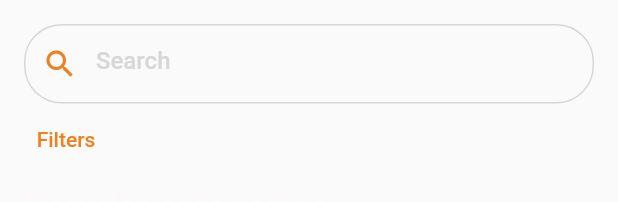
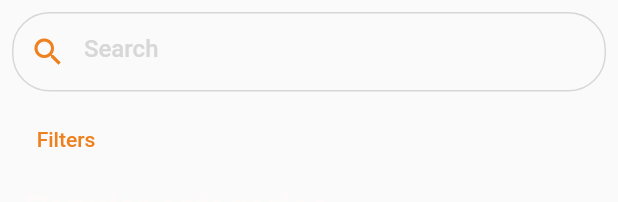
Before and after one commit to Davaeth/Zero-Waste-Cookbook, a Flutter app: the SearchPage widget shown alone on an empty page, opened directly, on a phone screen of 412 x 824 dp. Shown: the top 202 px of the screen. Run offline on Flutter 3.47's test engine with Material 2 defaults, Android fonts, the phone set to English and light mode, and no system bars; our stand-ins replace flare_flutter.

```diff
--- a/lib/pages/filter_buttons.dart
+++ b/lib/pages/search/filter_buttons.dart
@@ -1,5 +1,4 @@
 import 'package:flutter/material.dart';
-import 'package:template_name/shared/colors/default_colors.dart';
 import 'package:template_name/shared/page_resolvers/positioning.dart';
 
 Padding buildFilterButton(String text) =>
--- /dev/null
+++ b/lib/pages/search/search_page.dart
@@ -0,0 +1,35 @@
+import 'package:flutter/material.dart';
+import 'package:template_name/shared/colors/default_colors.dart';
+import 'package:template_name/pages/search/search_filters.dart';
+import 'package:template_name/pages/search/popular_categories_cards.dart';
+import 'package:template_name/pages/search/search_widget.dart';
+import 'package:template_name/shared/page_resolvers/navigator.dart';
+
+class SearchPage extends StatelessWidget {
+  @override
+  Widget build(BuildContext context) => ListView(children: [
+        Column(crossAxisAlignment: CrossAxisAlignment.start,
+        children: <Widget>[
+           searchWidget(),
+            Padding(
+              padding: const EdgeInsets.all(0.0),
+              child: MaterialButton(
+                    child: Text('Filters'),
+                    textColor: DefaultColors.iconColor,
+                    onPressed: (){
+                      navigateToPageByNumber(3, context);},
+                  ),
+            ),
+            Padding(
+              padding: const EdgeInsets.fromLTRB(16.0, 8.0,16.0,8.0),
+              child:
+              Text(
+                'Popular categories',
+                style: TextStyle(
+                  fontSize: 24.0, color: DefaultColors.textColor),
+              ),
+            ),
+          buildFullCardPopularRow(['Fast food','Borgers'], [Image.asset('assets/images/borger.jpg'),Image.asset('assets/images/borger.jpg'),]),
+        ])
+      ]);
+}
--- /dev/null
+++ b/lib/pages/search/search_widget.dart
@@ -0,0 +1,27 @@
+import 'package:flutter/material.dart';
+import 'package:template_name/shared/colors/default_colors.dart';
+import 'package:template_name/shared/page_resolvers/positioning.dart';
+import 'package:template_name/pages/search/search_filters.dart';
+
+
+Padding searchWidget() => addPadding(
+        Container(
+          padding: const EdgeInsets.all(8.0),
+              child: TextField(
+                cursorColor: DefaultColors.iconColor,
+                style: TextStyle(color: DefaultColors.textColor, height: 0.8),
+                onChanged: (value) {},
+                    decoration: InputDecoration(
+                      hintStyle: TextStyle(color: DefaultColors.disabledIconColor),
+                    hintText: "Search",
+                    prefixIcon: Icon(Icons.search,
+                    color: DefaultColors.iconColor),
+                    enabledBorder: OutlineInputBorder(
+                        borderRadius: BorderRadius.all(Radius.circular(25.0)),
+                        borderSide: BorderSide(color: DefaultColors.disabledIconColor),),
+                        focusedBorder: OutlineInputBorder(
+                        borderRadius: BorderRadius.all(Radius.circular(25.0)),
+                        borderSide: BorderSide(color: DefaultColors.iconColor),)),
+              ),
+            ),
+            );
--- a/lib/pages/search_filters.dart
+++ b/lib/pages/search_filters.dart
@@ -3,7 +3,8 @@ import 'package:template_name/shared/colors/default_colors.dart';
 import 'package:template_name/shared/enums/page.dart';
 import 'package:template_name/shared/page_resolvers/navigator.dart';
 import 'package:template_name/shared/page_resolvers/positioning.dart';
-import 'package:template_name/pages/filter_buttons.dart';
+import 'package:template_name/pages/search/filter_buttons.dart';
+
 
 class Filters extends StatelessWidget {
   @override
--- a/lib/pages/search_page.dart
+++ /dev/null
@@ -1,55 +0,0 @@
-import 'package:flutter/material.dart';
-import 'package:template_name/shared/colors/default_colors.dart';
-import 'package:template_name/shared/ui/cards/card_buttons_panel.dart';
-import 'package:template_name/pages/search_filters.dart';
-import 'package:template_name/pages/popular_categories_cards.dart';
-
-class SearchPage extends StatelessWidget {
-  @override
-  Widget build(BuildContext context) => ListView(children: [
-        Column(crossAxisAlignment: CrossAxisAlignment.start,
-        children: <Widget>[
-           Padding(
-              padding: const EdgeInsets.fromLTRB(16.0, 16.0, 16.0, 0.0),
-              child: TextField(
-                cursorColor: DefaultColors.iconColor,
-                style: TextStyle(color: DefaultColors.textColor, height: 0.8),
-                onChanged: (value) {},
-                    decoration: InputDecoration(
-                      hintStyle: TextStyle(color: DefaultColors.disabledIconColor),
-                    hintText: "Search",
-                    prefixIcon: Icon(Icons.search,
-                    color: DefaultColors.iconColor),
-                    enabledBorder: OutlineInputBorder(
-                        borderRadius: BorderRadius.all(Radius.circular(25.0)),
-                        borderSide: BorderSide(color: DefaultColors.disabledIconColor),),
-                        focusedBorder: OutlineInputBorder(
-                        borderRadius: BorderRadius.all(Radius.circular(25.0)),
-                        borderSide: BorderSide(color: DefaultColors.iconColor),)),
-              ),
-            ),
-            Padding(
-              padding: const EdgeInsets.all(0.0),
-              child: MaterialButton(
-                    child: Text('Filters'),
-                    textColor: DefaultColors.iconColor,
-                    onPressed: (){
-                      Navigator.push(
-                      context, MaterialPageRoute(builder: (context) => Filters()),
-            );
-                    },
-                  ),
-            ),
-            Padding(
-              padding: const EdgeInsets.fromLTRB(16.0, 8.0,16.0,8.0),
-              child:
-              Text(
-                'Popular categories',
-                style: TextStyle(
-                  fontSize: 24.0, color: DefaultColors.textColor),
-              ),
-            ),
-          buildFullCardPopularRow(['Fast food','Borgers'], [Image.asset('assets/images/borger.jpg'),Image.asset('assets/images/borger.jpg'),]),
-        ])
-      ]);
-}
--- a/lib/shared/page_resolvers/navigator.dart
+++ b/lib/shared/page_resolvers/navigator.dart
@@ -3,8 +3,10 @@ import 'package:template_name/main.dart';
 import 'package:template_name/pages/administation_panel/administrator_panel.dart';
 import 'package:template_name/pages/one_recipe/single_recipe.dart';
 import 'package:template_name/shared/enums/page.dart';
+import 'package:template_name/pages/search/search_filters.dart';
+import 'package:template_name/pages/user_profile_settings.dart';
 
-List<Widget> _pages = [MyHomePage(), SingleRecipe(), AdministratorPanel()];
+List<Widget> _pages = [MyHomePage(), SingleRecipe(), AdministratorPanel(), Filters(), Settings()  ];
 
 void navigateToPageByScreen(Page page, BuildContext context) {
   Navigator.push(
--- a/lib/shared/page_resolvers/page_resolver.dart
+++ b/lib/shared/page_resolvers/page_resolver.dart
@@ -1,7 +1,7 @@
 import 'package:flutter/material.dart';
 import 'package:template_name/main.dart';
 import 'package:template_name/pages/administation_panel/administrator_panel.dart';
-import 'package:template_name/pages/search_page.dart';
+  import 'package:template_name/pages/search/search_page.dart';
 import 'package:template_name/shared/colors/default_colors.dart';
 import 'package:template_name/shared/ui/constants/custom_bottom_navigation_bar.dart';
 import 'package:template_name/pages/user_profile.dart';
--- a/pubspec.yaml
+++ b/pubspec.yaml
@@ -23,7 +23,7 @@ dependencies:
   # The following adds the Cupertino Icons font to your application.
   # Use with the CupertinoIcons class for iOS style icons.
   cupertino_icons: ^0.1.2
-  flutter_range_slider: "^1.4.0"
+  flare_flutter: ^1.6.2
 
 dev_dependencies:
   flutter_test:
@@ -42,6 +42,7 @@ flutter:
   # To add assets to your application, add an assets section, like this:
   assets:
     - assets/images/
+    - assets/splashintro.flr
 
   fonts:
     - family: Roboto
```
Also changed, not shown: lib/pages/language_dropdown.dart (added, +50 -0 lines), lib/pages/search/search_filters.dart (added, +68 -0 lines), lib/pages/splash_screen.dart (added, +35 -0 lines), lib/pages/user_profile.dart (+5 -64 lines), lib/pages/user_profile_settings.dart (added, +48 -0 lines), lib/shared/ui/user_profile/user_button.dart (added, +65 -0 lines), lib/shared/ui/user_profile/user_info.dart (+5 -5 lines), lib/pages/search/popular_categories_cards.dart (renamed from lib/pages/popular_categories_cards.dart), pubspec.lock, 2 other files.
